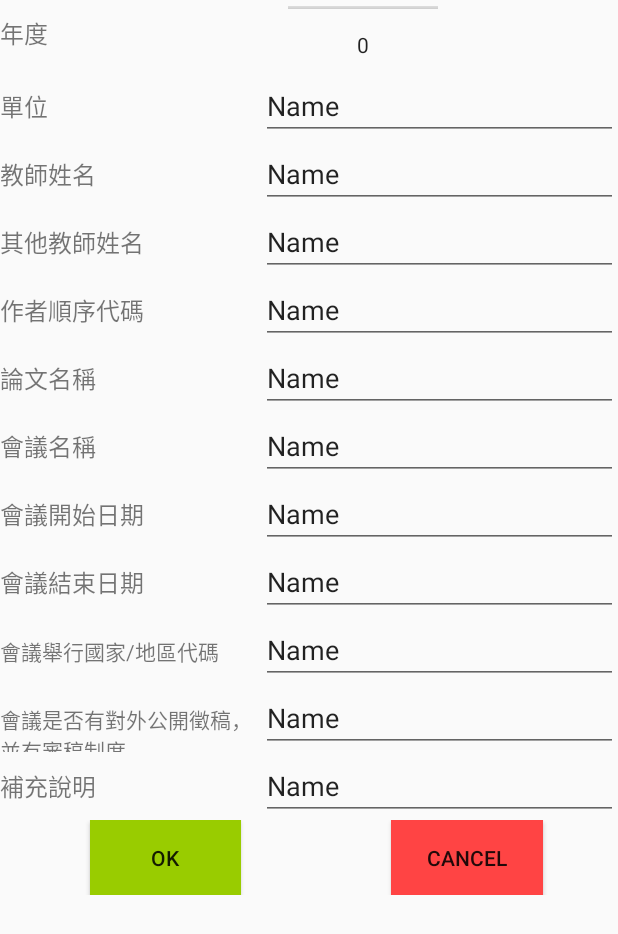
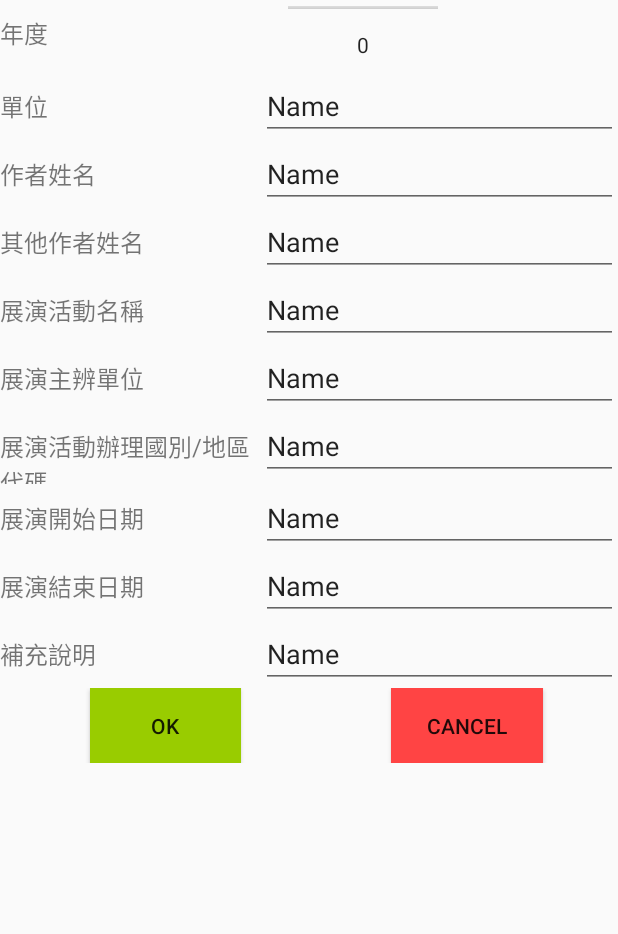
Before and after one commit to DyslexiaS/ART, an Android app: the layout activity_exhibition.xml on its own in the app's theme, with its tools: preview values and no code run, on a phone screen of 412 x 824 dp. Shown: the top 934 px of the screen. Run offline under Robolectric (Android 15) with nearby library versions, the phone set to English and light mode, and no system bars.

Commit message:
add five file

```diff
--- a/app/src/main/AndroidManifest.xml
+++ b/app/src/main/AndroidManifest.xml
@@ -34,7 +34,11 @@
         <activity android:name=".PersonalCalendar" />
         <activity android:name=".fileupdate" />
         <activity android:name=".paper" />
-        <activity android:name=".meetingpaper"></activity>
+        <activity android:name=".meetingpaper" />
+        <activity android:name=".exhibition" />
+        <activity android:name=".journal" />
+        <activity android:name=".book" />
+        <activity android:name=".service"></activity>
     </application>
 
 </manifest>
--- a/app/src/main/java/com/example/dyslexia/art/MainActivity.kt
+++ b/app/src/main/java/com/example/dyslexia/art/MainActivity.kt
@@ -63,7 +63,7 @@ class MainActivity : AppCompatActivity() {
         line_btn.setOnClickListener {
             if (checkLineindevice())
             {
-                val webpage = Uri.parse("https://line.me/ti/p/SXeh5Vioyu")
+                val webpage = Uri.parse("http://line.me/ti/p/%40tly1430n")
                 val webIntent = Intent(Intent.ACTION_VIEW, webpage)
                 startActivity(webIntent)
             }
--- /dev/null
+++ b/app/src/main/java/com/example/dyslexia/art/exhibition.java
@@ -0,0 +1,13 @@
+package com.example.dyslexia.art;
+
+import android.support.v7.app.AppCompatActivity;
+import android.os.Bundle;
+
+public class exhibition extends AppCompatActivity {
+
+    @Override
+    protected void onCreate(Bundle savedInstanceState) {
+        super.onCreate(savedInstanceState);
+        setContentView(R.layout.activity_exhibition);
+    }
+}
--- a/app/src/main/res/layout/activity_meetingpaper.xml
+++ b/app/src/main/res/layout/activity_exhibition.xml
@@ -4,8 +4,7 @@
     xmlns:tools="http://schemas.android.com/tools"
     android:layout_width="match_parent"
     android:layout_height="match_parent"
-    android:scrollbars="vertical"
-    tools:context=".meetingpaper">
+    tools:context=".exhibition">
 
     <LinearLayout
         android:layout_width="match_parent"
@@ -18,7 +17,7 @@
             android:orientation="horizontal">
 
             <TextView
-                android:id="@+id/meetingpaper_year"
+                android:id="@+id/exhibition_year"
                 android:layout_width="match_parent"
                 android:layout_height="wrap_content"
                 android:layout_marginTop="10dp"
@@ -27,7 +26,7 @@
                 android:textSize="16sp" />
 
             <NumberPicker
-                android:id="@+id/year"
+                android:id="@+id/exhibition_year"
                 android:layout_width="100dp"
                 android:layout_height="60dp"
                 android:layout_marginLeft="0dp"
@@ -42,7 +41,7 @@
             android:orientation="horizontal">
 
             <TextView
-                android:id="@+id/meetingpaper_work"
+                android:id="@+id/exhibition_work"
                 android:layout_width="150dp"
                 android:layout_height="wrap_content"
                 android:layout_weight="1"
@@ -50,7 +49,7 @@
                 android:textSize="16sp" />
 
             <EditText
-                android:id="@+id/meetingpaper_work_tb"
+                android:id="@+id/exhibition_work_tb"
                 android:layout_width="wrap_content"
                 android:layout_height="wrap_content"
                 android:layout_weight="1"
@@ -65,15 +64,15 @@
             android:orientation="horizontal">
 
             <TextView
-                android:id="@+id/meetingpaper_teacher"
+                android:id="@+id/exhibition_teacher"
                 android:layout_width="150dp"
                 android:layout_height="wrap_content"
                 android:layout_weight="1"
-                android:text="教師姓名"
+                android:text="作者姓名"
                 android:textSize="16sp" />
 
             <EditText
-                android:id="@+id/meetingpaper_teacher_tb"
+                android:id="@+id/exhibition_teacher_tb"
                 android:layout_width="wrap_content"
                 android:layout_height="wrap_content"
                 android:layout_weight="1"
@@ -88,15 +87,15 @@
             android:orientation="horizontal">
 
             <TextView
-                android:id="@+id/meetingpaper_other_teacher"
+                android:id="@+id/exhibition_other_teacher"
                 android:layout_width="150dp"
                 android:layout_height="wrap_content"
                 android:layout_weight="1"
-                android:text="其他教師姓名"
+                android:text="其他作者姓名"
                 android:textSize="16sp" />
 
             <EditText
-                android:id="@+id/meetingpaper_other_teacher_tb"
+                android:id="@+id/exhibition_other_teacher_tb"
                 android:layout_width="wrap_content"
                 android:layout_height="wrap_content"
                 android:layout_weight="1"
@@ -111,15 +110,15 @@
             android:orientation="horizontal">
 
             <TextView
-                android:id="@+id/meetingpaper_Author"
+                android:id="@+id/exhibition_name"
                 android:layout_width="150dp"
                 android:layout_height="wrap_content"
                 android:layout_weight="1"
-                android:text="作者順序代碼"
+                android:text="展演活動名稱"
                 android:textSize="16sp" />
 
             <EditText
-                android:id="@+id/meetingpaper_Author_tb"
+                android:id="@+id/exhibition_name_tb"
                 android:layout_width="wrap_content"
                 android:layout_height="wrap_content"
                 android:layout_weight="1"
@@ -134,15 +133,15 @@
             android:orientation="horizontal">
 
             <TextView
-                android:id="@+id/meetingpaper_paper"
+                android:id="@+id/exhibition_unit"
                 android:layout_width="150dp"
                 android:layout_height="wrap_content"
                 android:layout_weight="1"
-                android:text="論文名稱"
+                android:text="展演主辨單位"
                 android:textSize="16sp" />
 
             <EditText
-                android:id="@+id/meetingpaper_paper_tb"
+                android:id="@+id/exhibition_unit_tb"
                 android:layout_width="wrap_content"
                 android:layout_height="wrap_content"
                 android:layout_weight="1"
@@ -157,15 +156,15 @@
             android:orientation="horizontal">
 
             <TextView
-                android:id="@+id/meetingpaper_meetingname"
+                android:id="@+id/exhibition_country"
                 android:layout_width="150dp"
                 android:layout_height="wrap_content"
                 android:layout_weight="1"
-                android:text="會議名稱"
+                android:text="展演活動辦理國別/地區代碼"
                 android:textSize="16sp" />
 
             <EditText
-                android:id="@+id/meetingpaper_meetingname_tb"
+                android:id="@+id/exhibition_country_tb"
                 android:layout_width="wrap_content"
                 android:layout_height="wrap_content"
                 android:layout_weight="1"
@@ -180,15 +179,15 @@
             android:orientation="horizontal">
 
             <TextView
-                android:id="@+id/meetingpaper_meetingdate"
+                android:id="@+id/exhibition_startdate"
                 android:layout_width="150dp"
                 android:layout_height="wrap_content"
                 android:layout_weight="1"
-                android:text="會議開始日期"
+                android:text="展演開始日期"
                 android:textSize="16sp" />
 
             <EditText
-                android:id="@+id/meetingpaper_meetingdate_tb"
+                android:id="@+id/exhibition_startdate_tb"
                 android:layout_width="wrap_content"
                 android:layout_height="wrap_content"
                 android:layout_weight="1"
@@ -203,15 +202,15 @@
             android:orientation="horizontal">
 
             <TextView
-                android:id="@+id/meetingpaper_meetingdateend"
+                android:id="@+id/exhibition_dateend"
                 android:layout_width="150dp"
                 android:layout_height="wrap_content"
                 android:layout_weight="1"
-                android:text="會議結束日期"
+                android:text="展演結束日期"
                 android:textSize="16sp" />
 
             <EditText
-                android:id="@+id/meetingpaper_meetingdateend_tb"
+                android:id="@+id/exhibition_dateend_tb"
                 android:layout_width="wrap_content"
                 android:layout_height="wrap_content"
                 android:layout_weight="1"
@@ -226,53 +225,7 @@
             android:orientation="horizontal">
 
             <TextView
-                android:id="@+id/meetingpaper_meetingcountry"
-                android:layout_width="150dp"
-                android:layout_height="wrap_content"
-                android:layout_weight="1"
-                android:text="會議舉行國家/地區代碼"
-                android:textSize="14sp" />
-
-            <EditText
-                android:id="@+id/meetingpaper_meetingcountry_tb"
-                android:layout_width="wrap_content"
-                android:layout_height="wrap_content"
-                android:layout_weight="1"
-                android:ems="10"
-                android:inputType="text"
-                android:text="Name" />
-        </LinearLayout>
-
-        <LinearLayout
-            android:layout_width="match_parent"
-            android:layout_height="wrap_content"
-            android:orientation="horizontal">
-
-            <TextView
-                android:id="@+id/meetingpaper_meetingout"
-                android:layout_width="150dp"
-                android:layout_height="wrap_content"
-                android:layout_weight="1"
-                android:text="會議是否有對外公開徵稿，並有審稿制度"
-                android:textSize="14sp" />
-
-            <EditText
-                android:id="@+id/meetingpaper_meetingout_tb"
-                android:layout_width="wrap_content"
-                android:layout_height="wrap_content"
-                android:layout_weight="1"
-                android:ems="10"
-                android:inputType="text"
-                android:text="Name" />
-        </LinearLayout>
-
-        <LinearLayout
-            android:layout_width="match_parent"
-            android:layout_height="wrap_content"
-            android:orientation="horizontal">
-
-            <TextView
-                android:id="@+id/meetingpaper_meetingadd"
+                android:id="@+id/exhibition_add"
                 android:layout_width="150dp"
                 android:layout_height="wrap_content"
                 android:layout_weight="1"
@@ -280,7 +233,7 @@
                 android:textSize="16sp" />
 
             <EditText
-                android:id="@+id/meetingpaper_meetingadd_tb"
+                android:id="@+id/exhibition_add_tb"
                 android:layout_width="wrap_content"
                 android:layout_height="wrap_content"
                 android:layout_weight="1"
@@ -303,7 +256,7 @@
                 android:orientation="horizontal">
 
                 <Button
-                    android:id="@+id/meetingpaper_button"
+                    android:id="@+id/exhibition_button"
                     android:layout_width="50dp"
                     android:layout_height="50dp"
                     android:layout_marginLeft="60dp"
@@ -314,7 +267,7 @@
                     android:text="OK" />
 
                 <Button
-                    android:id="@+id/meetingpaper_cancel"
+                    android:id="@+id/exhibition_cancel"
                     android:layout_width="50dp"
                     android:layout_height="50dp"
                     android:layout_marginRight="50dp"
@@ -326,5 +279,4 @@
 
         </LinearLayout>
     </LinearLayout>
-
 </android.support.constraint.ConstraintLayout>
```
Also changed, not shown: app/src/main/java/com/example/dyslexia/art/book.java (added, +13 -0 lines), app/src/main/java/com/example/dyslexia/art/journal.java (added, +13 -0 lines), app/src/main/java/com/example/dyslexia/art/service.java (added, +13 -0 lines), app/src/main/res/layout/activity_book.xml (added, +9 -0 lines), app/src/main/res/layout/activity_journal.xml (added, +9 -0 lines), app/src/main/res/layout/activity_service.xml (added, +9 -0 lines).
